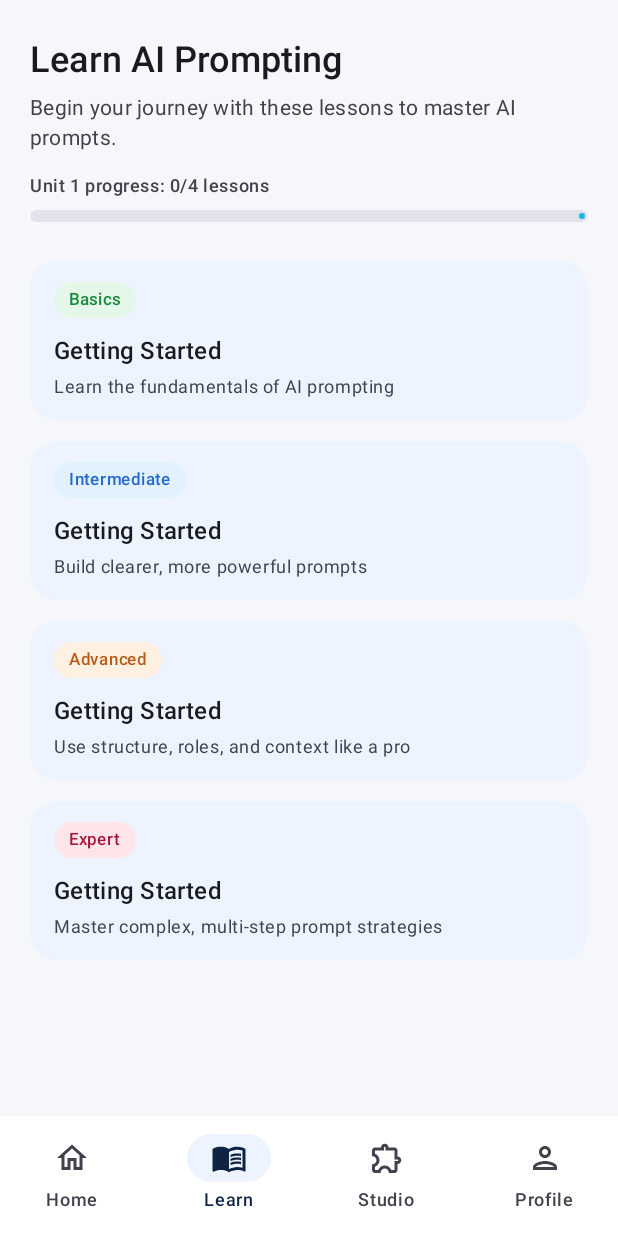
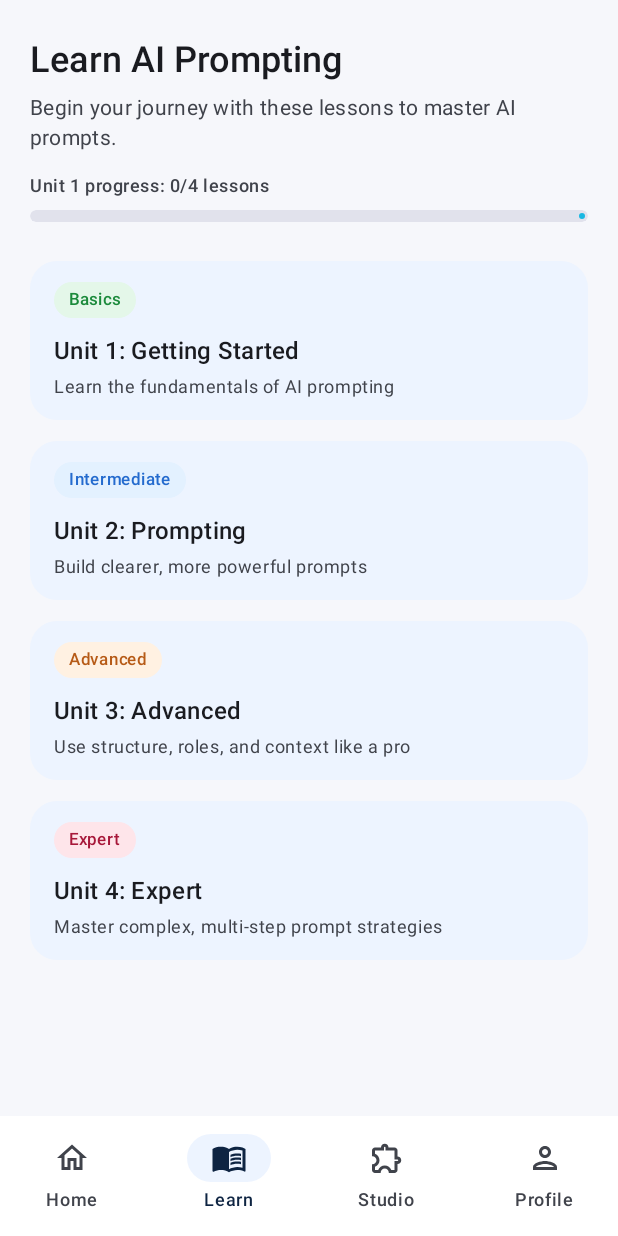
Before and after one commit to MaxNap/ai-lingo-android, an Android app built with Jetpack Compose: the LearnScreen screen opened through its navigation route, on a phone screen of 412 x 824 dp. Run offline under Robolectric (Android 15) with nearby library versions, the phone set to English and light mode, and no system bars; our stand-ins replace Firebase (no records; nobody signed in at launch, a user with empty details on screens opened directly).

Commit message:
Update content

```diff
--- a/app/src/main/java/com/ailingo/app/lesson/data/HardcodedLessons.kt
+++ b/app/src/main/java/com/ailingo/app/lesson/data/HardcodedLessons.kt
@@ -79,7 +79,7 @@ object HardcodedLessons {
                 )
             ),
             FillBlankActivity(
-                sentenceWithBlank = "When you first talk to AI, you can start with _____.",
+                sentenceWithBlank = "When you first talk to AI, you can start with ___.",
                 options = listOf("hello", "goodbye", "error"),
                 correct = "hello"
             ),
--- a/app/src/main/java/com/ailingo/app/ui/screens/LearnScreen.kt
+++ b/app/src/main/java/com/ailingo/app/ui/screens/LearnScreen.kt
@@ -30,25 +30,25 @@ private data class LearnListItem(
 private val learnItems = listOf(
     LearnListItem(
         id = "1",
-        title = "Getting Started",
+        title = "Unit 1: Getting Started",
         tag = "Basics",
         subtitle = "Learn the fundamentals of AI prompting"
     ),
     LearnListItem(
         id = "2",
-        title = "Getting Started",
+        title = "Unit 2: Prompting",
         tag = "Intermediate",
         subtitle = "Build clearer, more powerful prompts"
     ),
     LearnListItem(
         id = "3",
-        title = "Getting Started",
+        title = "Unit 3: Advanced",
         tag = "Advanced",
         subtitle = "Use structure, roles, and context like a pro"
     ),
     LearnListItem(
         id = "4",
-        title = "Getting Started",
+        title = "Unit 4: Expert",
         tag = "Expert",
         subtitle = "Master complex, multi-step prompt strategies"
     )
@@ -212,7 +212,7 @@ private fun LevelCard(
                 horizontalArrangement = Arrangement.SpaceBetween,
                 modifier = Modifier.fillMaxWidth()
             ) {
-                PillTag(if (completed) "Completed" else tag)
+                PillTag(tag)
             }
 
             Spacer(Modifier.height(10.dp))
--- a/app/src/main/java/com/ailingo/app/ui/screens/LessonOverviewScreen.kt
+++ b/app/src/main/java/com/ailingo/app/ui/screens/LessonOverviewScreen.kt
@@ -148,7 +148,7 @@ fun LessonOverviewScreen(
                             // Navigate to the correct lesson.
                             when (item.id) {
                                 "lesson1" -> navController.navigate("lesson/1/1")
-                                // "lesson2" -> navController.navigate("lesson/1/2")
+                                "lesson2" -> navController.navigate("lesson/1/2")
                                 // "lesson3" -> navController.navigate("lesson/1/3")
                                 // "lesson4" -> navController.navigate("lesson/1/4")
                             }
```
Also changed, not shown: app/src/main/java/com/ailingo/app/lesson/LessonTwoScreen.kt (+38 -25 lines).
